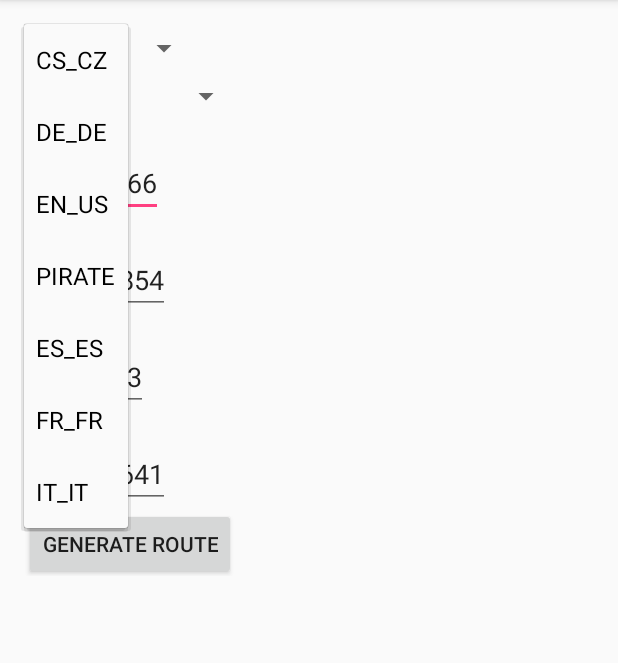
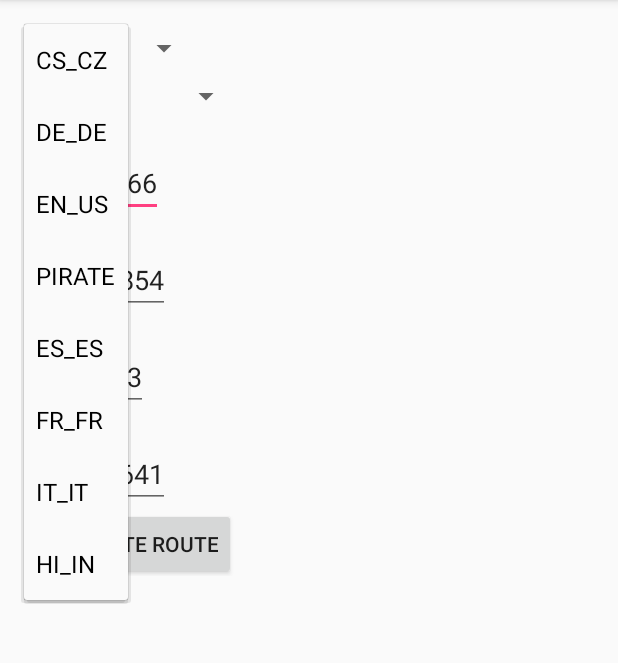
Before and after one commit to mapzen/on-the-road_android, an Android app: the screen it shows after launch (MainActivity), after a tap on "CS_CZ", on a phone screen of 412 x 824 dp, the part 84-747 px from its top. Run offline under Robolectric (Android 15) with nearby library versions, the phone set to English and light mode, and no system bars; libraries missing offline, so code that uses them is left out: retrofit.client; 1 statement that could not run was skipped.

```diff
--- a/library/src/main/java/com/mapzen/valhalla/Router.kt
+++ b/library/src/main/java/com/mapzen/valhalla/Router.kt
@@ -9,7 +9,8 @@ interface Router {
         PIRATE("en-US-x-pirate"),
         ES_ES("es-ES"),
         FR_FR("fr-FR"),
-        IT_IT("it-IT");
+        IT_IT("it-IT"),
+        HI_IN("hi-IN");
 
         override fun toString(): String {
             return languageTag
--- a/sample/src/main/res/values/strings.xml
+++ b/sample/src/main/res/values/strings.xml
@@ -20,5 +20,6 @@
     <item>ES_ES</item>
     <item>FR_FR</item>
     <item>IT_IT</item>
+    <item>HI_IN</item>
   </string-array>
 </resources>
```
Also changed, not shown: 1 other file.
